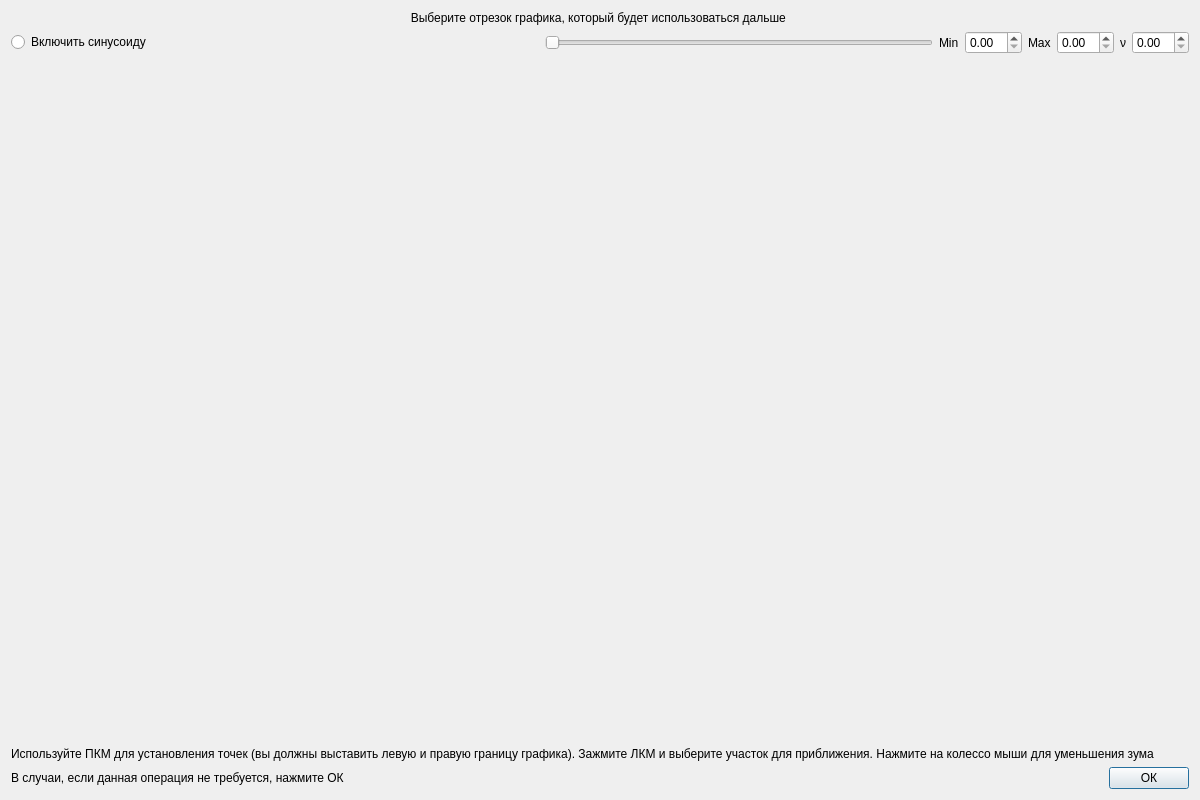
Before: the Qt Designer form correctinput.ui in geodryaev/LigaVibroLab, drawn with Qt 5.
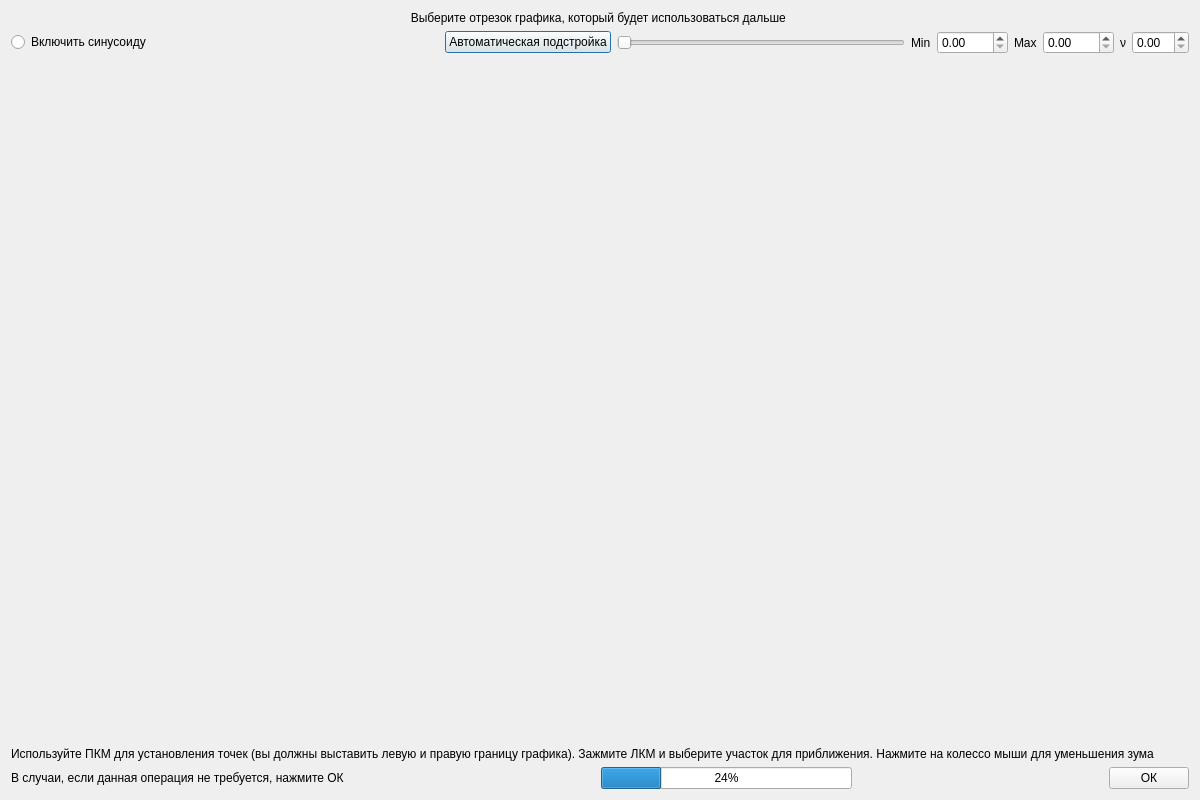
After: the same form once the commit is applied.

Diff of the .ui file:
```diff
--- a/correctinput.ui
+++ b/correctinput.ui
@@ -52,6 +52,13 @@
        </property>
       </spacer>
      </item>
+     <item>
+      <widget class="QPushButton" name="autoAdjustmen">
+       <property name="text">
+        <string>Автоматическая подстройка</string>
+       </property>
+      </widget>
+     </item>
      <item>
       <widget class="QSlider" name="sinPosGorizont">
        <property name="tracking">
@@ -70,7 +77,11 @@
       </widget>
      </item>
      <item>
-      <widget class="QDoubleSpinBox" name="min"/>
+      <widget class="QDoubleSpinBox" name="min">
+       <property name="maximum">
+        <double>2000.000000000000000</double>
+       </property>
+      </widget>
      </item>
      <item>
       <widget class="QLabel" name="label_5">
@@ -80,7 +91,11 @@
       </widget>
      </item>
      <item>
-      <widget class="QDoubleSpinBox" name="max"/>
+      <widget class="QDoubleSpinBox" name="max">
+       <property name="maximum">
+        <double>2000.000000000000000</double>
+       </property>
+      </widget>
      </item>
      <item>
       <widget class="QLabel" name="label_6">
@@ -127,6 +142,39 @@
        </property>
       </widget>
      </item>
+     <item>
+      <spacer name="horizontalSpacer">
+       <property name="orientation">
+        <enum>Qt::Orientation::Horizontal</enum>
+       </property>
+       <property name="sizeHint" stdset="0">
+        <size>
+         <width>40</width>
+         <height>20</height>
+        </size>
+       </property>
+      </spacer>
+     </item>
+     <item>
+      <widget class="QProgressBar" name="progressBar">
+       <property name="value">
+        <number>24</number>
+       </property>
+      </widget>
+     </item>
+     <item>
+      <spacer name="horizontalSpacer_2">
+       <property name="orientation">
+        <enum>Qt::Orientation::Horizontal</enum>
+       </property>
+       <property name="sizeHint" stdset="0">
+        <size>
+         <width>40</width>
+         <height>20</height>
+        </size>
+       </property>
+      </spacer>
+     </item>
      <item>
       <widget class="QPushButton" name="pushButton">
        <property name="sizePolicy">
```
